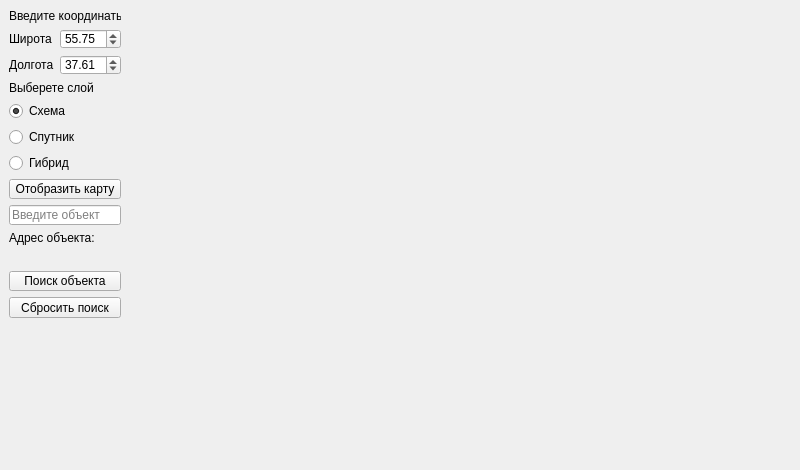
This is Design/first_task_design.ui in andrey-blight/map_api as Qt 5 draws it before an edit. The edited form follows.
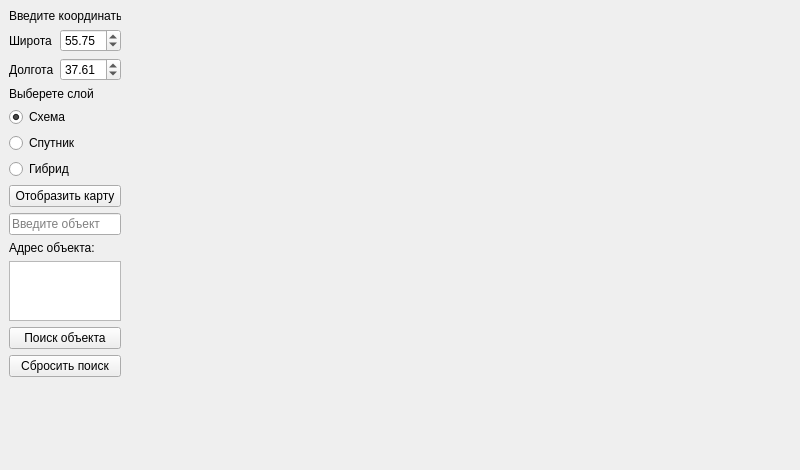
This is the edited form.

```diff
--- a/Design/first_task_design.ui
+++ b/Design/first_task_design.ui
@@ -22,6 +22,11 @@
     <height>470</height>
    </size>
   </property>
+  <property name="font">
+   <font>
+    <stylestrategy>PreferDefault</stylestrategy>
+   </font>
+  </property>
   <property name="windowTitle">
    <string>Яндекс карты</string>
   </property>
@@ -57,7 +62,7 @@
       <x>9</x>
       <y>9</y>
       <width>112</width>
-      <height>310</height>
+      <height>368</height>
      </rect>
     </property>
     <layout class="QVBoxLayout" name="verticalLayout">
@@ -204,9 +209,12 @@
       </widget>
      </item>
      <item>
-      <widget class="QLabel" name="obj_address">
-       <property name="text">
-        <string/>
+      <widget class="QTextEdit" name="le_obj_address">
+       <property name="focusPolicy">
+        <enum>Qt::NoFocus</enum>
+       </property>
+       <property name="readOnly">
+        <bool>true</bool>
        </property>
       </widget>
      </item>
```
Left out of the diff: 7 changed lines with no effect on the pictures.
